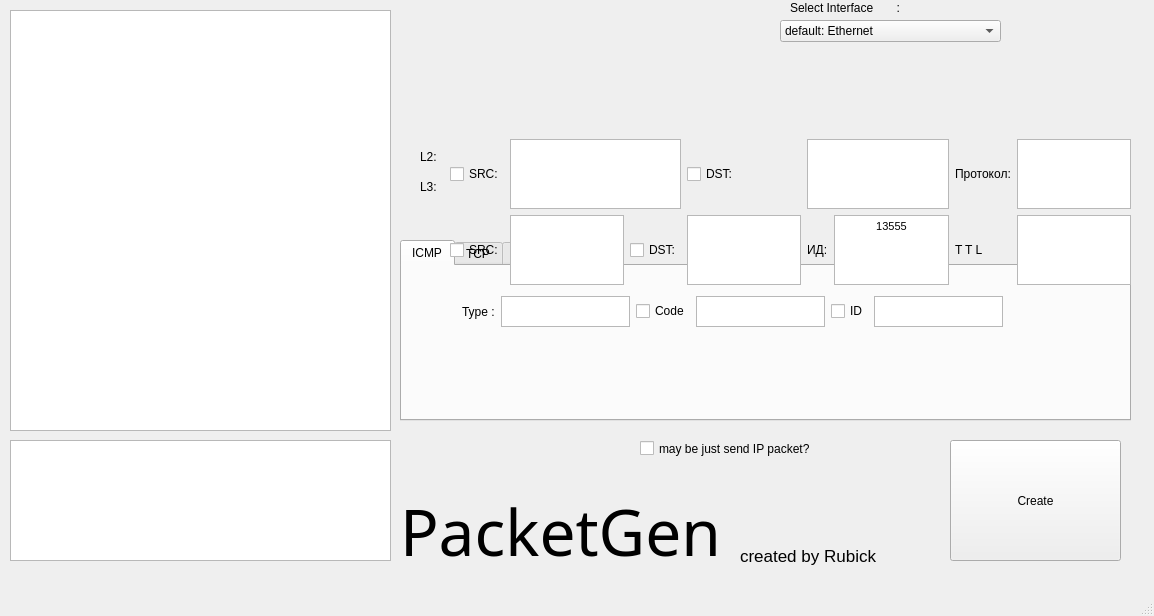
Qt form untitled.ui (killergot/PacketGen) before a commit.
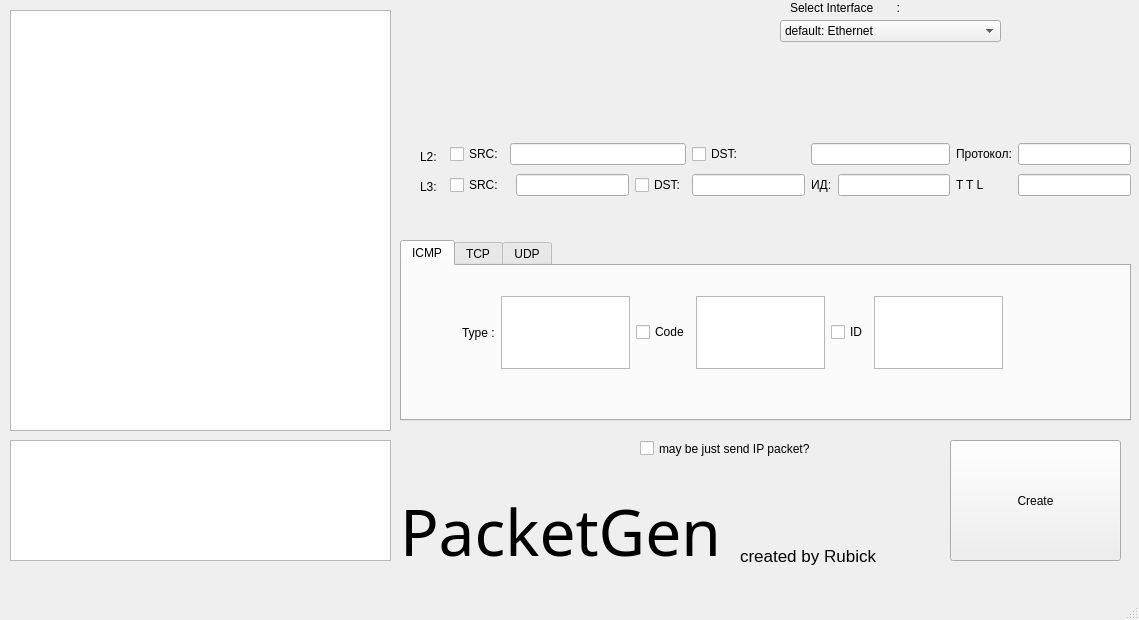
The same form after that commit. The open tabs and pages were chosen to show the change.

Diff of the .ui file:
```diff
--- a/untitled.ui
+++ b/untitled.ui
@@ -6,8 +6,8 @@
    <rect>
     <x>0</x>
     <y>0</y>
-    <width>1154</width>
-    <height>616</height>
+    <width>1139</width>
+    <height>620</height>
    </rect>
   </property>
   <property name="windowTitle">
@@ -125,7 +125,7 @@
      </rect>
     </property>
     <property name="currentIndex">
-     <number>0</number>
+     <number>1</number>
     </property>
     <widget class="QWidget" name="icmp">
      <property name="toolTip">
@@ -140,7 +140,7 @@
         <x>60</x>
         <y>30</y>
         <width>541</width>
-        <height>31</height>
+        <height>73</height>
        </rect>
       </property>
       <layout class="QGridLayout" name="icmp_layout">
@@ -155,10 +155,13 @@
         <widget class="QTextEdit" name="icmp_type_text">
          <property name="html">
           <string>&lt;!DOCTYPE HTML PUBLIC &quot;-//W3C//DTD HTML 4.0//EN&quot; &quot;http://www.w3.org/TR/REC-html40/strict.dtd&quot;&gt;
-&lt;html&gt;&lt;head&gt;&lt;meta name=&quot;qrichtext&quot; content=&quot;1&quot; /&gt;&lt;style type=&quot;text/css&quot;&gt;
+&lt;html&gt;&lt;head&gt;&lt;meta name=&quot;qrichtext&quot; content=&quot;1&quot; /&gt;&lt;meta charset=&quot;utf-8&quot; /&gt;&lt;style type=&quot;text/css&quot;&gt;
 p, li { white-space: pre-wrap; }
-&lt;/style&gt;&lt;/head&gt;&lt;body style=&quot; font-family:'MS Shell Dlg 2'; font-size:8.25pt; font-weight:400; font-style:normal;&quot;&gt;
-&lt;p align=&quot;center&quot; style=&quot;-qt-paragraph-type:empty; margin-top:0px; margin-bottom:0px; margin-left:0px; margin-right:0px; -qt-block-indent:0; text-indent:0px;&quot;&gt;&lt;br /&gt;&lt;/p&gt;&lt;/body&gt;&lt;/html&gt;</string>
+hr { height: 1px; border-width: 0; }
+li.unchecked::marker { content: &quot;\2610&quot;; }
+li.checked::marker { content: &quot;\2612&quot;; }
+&lt;/style&gt;&lt;/head&gt;&lt;body style=&quot; font-family:'Segoe UI'; font-size:9pt; font-weight:400; font-style:normal;&quot;&gt;
+&lt;p align=&quot;center&quot; style=&quot;-qt-paragraph-type:empty; margin-top:0px; margin-bottom:0px; margin-left:0px; margin-right:0px; -qt-block-indent:0; text-indent:0px; font-family:'MS Shell Dlg 2'; font-size:8.25pt;&quot;&gt;&lt;br /&gt;&lt;/p&gt;&lt;/body&gt;&lt;/html&gt;</string>
          </property>
         </widget>
        </item>
@@ -180,10 +183,13 @@
         <widget class="QTextEdit" name="icmp_id_text">
          <property name="html">
           <string>&lt;!DOCTYPE HTML PUBLIC &quot;-//W3C//DTD HTML 4.0//EN&quot; &quot;http://www.w3.org/TR/REC-html40/strict.dtd&quot;&gt;
-&lt;html&gt;&lt;head&gt;&lt;meta name=&quot;qrichtext&quot; content=&quot;1&quot; /&gt;&lt;style type=&quot;text/css&quot;&gt;
+&lt;html&gt;&lt;head&gt;&lt;meta name=&quot;qrichtext&quot; content=&quot;1&quot; /&gt;&lt;meta charset=&quot;utf-8&quot; /&gt;&lt;style type=&quot;text/css&quot;&gt;
 p, li { white-space: pre-wrap; }
-&lt;/style&gt;&lt;/head&gt;&lt;body style=&quot; font-family:'MS Shell Dlg 2'; font-size:8.25pt; font-weight:400; font-style:normal;&quot;&gt;
-&lt;p align=&quot;center&quot; style=&quot;-qt-paragraph-type:empty; margin-top:0px; margin-bottom:0px; margin-left:0px; margin-right:0px; -qt-block-indent:0; text-indent:0px;&quot;&gt;&lt;br /&gt;&lt;/p&gt;&lt;/body&gt;&lt;/html&gt;</string>
+hr { height: 1px; border-width: 0; }
+li.unchecked::marker { content: &quot;\2610&quot;; }
+li.checked::marker { content: &quot;\2612&quot;; }
+&lt;/style&gt;&lt;/head&gt;&lt;body style=&quot; font-family:'Segoe UI'; font-size:9pt; font-weight:400; font-style:normal;&quot;&gt;
+&lt;p align=&quot;center&quot; style=&quot;-qt-paragraph-type:empty; margin-top:0px; margin-bottom:0px; margin-left:0px; margin-right:0px; -qt-block-indent:0; text-indent:0px; font-family:'MS Shell Dlg 2'; font-size:8.25pt;&quot;&gt;&lt;br /&gt;&lt;/p&gt;&lt;/body&gt;&lt;/html&gt;</string>
          </property>
         </widget>
        </item>
@@ -191,10 +197,13 @@
         <widget class="QTextEdit" name="icmp_code_text">
          <property name="html">
           <string>&lt;!DOCTYPE HTML PUBLIC &quot;-//W3C//DTD HTML 4.0//EN&quot; &quot;http://www.w3.org/TR/REC-html40/strict.dtd&quot;&gt;
-&lt;html&gt;&lt;head&gt;&lt;meta name=&quot;qrichtext&quot; content=&quot;1&quot; /&gt;&lt;style type=&quot;text/css&quot;&gt;
+&lt;html&gt;&lt;head&gt;&lt;meta name=&quot;qrichtext&quot; content=&quot;1&quot; /&gt;&lt;meta charset=&quot;utf-8&quot; /&gt;&lt;style type=&quot;text/css&quot;&gt;
 p, li { white-space: pre-wrap; }
-&lt;/style&gt;&lt;/head&gt;&lt;body style=&quot; font-family:'MS Shell Dlg 2'; font-size:8.25pt; font-weight:400; font-style:normal;&quot;&gt;
-&lt;p align=&quot;center&quot; style=&quot;-qt-paragraph-type:empty; margin-top:0px; margin-bottom:0px; margin-left:0px; margin-right:0px; -qt-block-indent:0; text-indent:0px;&quot;&gt;&lt;br /&gt;&lt;/p&gt;&lt;/body&gt;&lt;/html&gt;</string>
+hr { height: 1px; border-width: 0; }
+li.unchecked::marker { content: &quot;\2610&quot;; }
+li.checked::marker { content: &quot;\2612&quot;; }
+&lt;/style&gt;&lt;/head&gt;&lt;body style=&quot; font-family:'Segoe UI'; font-size:9pt; font-weight:400; font-style:normal;&quot;&gt;
+&lt;p align=&quot;center&quot; style=&quot;-qt-paragraph-type:empty; margin-top:0px; margin-bottom:0px; margin-left:0px; margin-right:0px; -qt-block-indent:0; text-indent:0px; font-family:'MS Shell Dlg 2'; font-size:8.25pt;&quot;&gt;&lt;br /&gt;&lt;/p&gt;&lt;/body&gt;&lt;/html&gt;</string>
          </property>
         </widget>
        </item>
@@ -220,8 +229,8 @@
        <rect>
         <x>480</x>
         <y>30</y>
-        <width>201</width>
-        <height>71</height>
+        <width>208</width>
+        <height>72</height>
        </rect>
       </property>
       <layout class="QVBoxLayout" name="flags_layout">
@@ -475,26 +484,105 @@
      </widget>
     </widget>
    </widget>
-   <widget class="QWidget" name="gridLayoutWidget_2">
+   <widget class="QLabel" name="label_8">
+    <property name="geometry">
+     <rect>
+      <x>420</x>
+      <y>180</y>
+      <width>47</width>
+      <height>13</height>
+     </rect>
+    </property>
+    <property name="text">
+     <string>L3:</string>
+    </property>
+   </widget>
+   <widget class="QLabel" name="label_9">
+    <property name="geometry">
+     <rect>
+      <x>420</x>
+      <y>150</y>
+      <width>47</width>
+      <height>13</height>
+     </rect>
+    </property>
+    <property name="text">
+     <string>L2:</string>
+    </property>
+   </widget>
+   <widget class="QCheckBox" name="just_ip">
+    <property name="geometry">
+     <rect>
+      <x>640</x>
+      <y>440</y>
+      <width>231</width>
+      <height>17</height>
+     </rect>
+    </property>
+    <property name="text">
+     <string>may be just send IP packet?</string>
+    </property>
+   </widget>
+   <widget class="QWidget" name="gridLayoutWidget_3">
     <property name="geometry">
      <rect>
       <x>450</x>
-      <y>139</y>
+      <y>140</y>
       <width>681</width>
       <height>61</height>
      </rect>
     </property>
-    <layout class="QGridLayout" name="config_ip_mac">
+    <layout class="QGridLayout" name="config_ip_mac_2">
      <property name="sizeConstraint">
       <enum>QLayout::SetMinimumSize</enum>
      </property>
-     <item row="0" column="6">
-      <widget class="QLabel" name="label_2">
+     <item row="1" column="2">
+      <widget class="QLineEdit" name="ip_src_text"/>
+     </item>
+     <item row="1" column="4">
+      <widget class="QLineEdit" name="ip_dst_text">
+       <property name="text">
+        <string/>
+       </property>
+      </widget>
+     </item>
+     <item row="0" column="1" colspan="3">
+      <widget class="QLineEdit" name="mac_src_text"/>
+     </item>
+     <item row="0" column="7">
+      <widget class="QLabel" name="label_10">
        <property name="text">
         <string>Протокол:</string>
        </property>
       </widget>
      </item>
+     <item row="1" column="3">
+      <widget class="QCheckBox" name="ip_dst_box">
+       <property name="text">
+        <string>DST:</string>
+       </property>
+      </widget>
+     </item>
+     <item row="1" column="7">
+      <widget class="QLabel" name="label_13">
+       <property name="text">
+        <string>T T L</string>
+       </property>
+      </widget>
+     </item>
+     <item row="0" column="5" colspan="2">
+      <widget class="QLineEdit" name="lineEdit_3"/>
+     </item>
+     <item row="1" column="6">
+      <widget class="QLineEdit" name="ip_id_text"/>
+     </item>
+     <item row="0" column="4">
+      <widget class="QCheckBox" name="dts_mac_box">
+       <property name="text">
+        <string>DST:</string>
+       </property>
+      </widget>
+     </item>
      <item row="1" column="0">
       <widget class="QCheckBox" name="ip_src_box">
        <property name="text">
@@ -502,20 +590,6 @@
        </property>
       </widget>
      </item>
-     <item row="1" column="4">
-      <widget class="QLabel" name="label_4">
-       <property name="text">
-        <string>ИД:</string>
-       </property>
-      </widget>
-     </item>
-     <item row="1" column="2">
-      <widget class="QCheckBox" name="ip_dst_box">
-       <property name="text">
-        <string>DST:</string>
-       </property>
-      </widget>
-     </item>
      <item row="0" column="0">
       <widget class="QCheckBox" name="mac_src_box">
        <property name="text">
@@ -523,146 +597,29 @@
        </property>
       </widget>
      </item>
-     <item row="0" column="3">
-      <widget class="QCheckBox" name="dts_mac_box">
-       <property name="text">
-        <string>DST:</string>
-       </property>
-      </widget>
-     </item>
-     <item row="1" column="6">
-      <widget class="QLabel" name="label_3">
-       <property name="text">
-        <string>T T L</string>
-       </property>
-      </widget>
-     </item>
-     <item row="1" column="1">
-      <widget class="QTextEdit" name="ip_src_text">
-       <property name="html">
-        <string>&lt;!DOCTYPE HTML PUBLIC &quot;-//W3C//DTD HTML 4.0//EN&quot; &quot;http://www.w3.org/TR/REC-html40/strict.dtd&quot;&gt;
-&lt;html&gt;&lt;head&gt;&lt;meta name=&quot;qrichtext&quot; content=&quot;1&quot; /&gt;&lt;style type=&quot;text/css&quot;&gt;
-p, li { white-space: pre-wrap; }
-&lt;/style&gt;&lt;/head&gt;&lt;body style=&quot; font-family:'MS Shell Dlg 2'; font-size:8.25pt; font-weight:400; font-style:normal;&quot;&gt;
-&lt;p align=&quot;center&quot; style=&quot;-qt-paragraph-type:empty; margin-top:0px; margin-bottom:0px; margin-left:0px; margin-right:0px; -qt-block-indent:0; text-indent:0px;&quot;&gt;&lt;br /&gt;&lt;/p&gt;&lt;/body&gt;&lt;/html&gt;</string>
-       </property>
-      </widget>
-     </item>
-     <item row="1" column="3">
-      <widget class="QTextEdit" name="ip_dst_text">
-       <property name="html">
-        <string>&lt;!DOCTYPE HTML PUBLIC &quot;-//W3C//DTD HTML 4.0//EN&quot; &quot;http://www.w3.org/TR/REC-html40/strict.dtd&quot;&gt;
-&lt;html&gt;&lt;head&gt;&lt;meta name=&quot;qrichtext&quot; content=&quot;1&quot; /&gt;&lt;style type=&quot;text/css&quot;&gt;
-p, li { white-space: pre-wrap; }
-&lt;/style&gt;&lt;/head&gt;&lt;body style=&quot; font-family:'MS Shell Dlg 2'; font-size:8.25pt; font-weight:400; font-style:normal;&quot;&gt;
-&lt;p align=&quot;center&quot; style=&quot;-qt-paragraph-type:empty; margin-top:0px; margin-bottom:0px; margin-left:0px; margin-right:0px; -qt-block-indent:0; text-indent:0px;&quot;&gt;&lt;br /&gt;&lt;/p&gt;&lt;/body&gt;&lt;/html&gt;</string>
-       </property>
-      </widget>
-     </item>
      <item row="1" column="5">
-      <widget class="QTextEdit" name="ip_id_text">
-       <property name="html">
-        <string>&lt;!DOCTYPE HTML PUBLIC &quot;-//W3C//DTD HTML 4.0//EN&quot; &quot;http://www.w3.org/TR/REC-html40/strict.dtd&quot;&gt;
-&lt;html&gt;&lt;head&gt;&lt;meta name=&quot;qrichtext&quot; content=&quot;1&quot; /&gt;&lt;style type=&quot;text/css&quot;&gt;
-p, li { white-space: pre-wrap; }
-&lt;/style&gt;&lt;/head&gt;&lt;body style=&quot; font-family:'MS Shell Dlg 2'; font-size:8.25pt; font-weight:400; font-style:normal;&quot;&gt;
-&lt;p align=&quot;center&quot; style=&quot; margin-top:0px; margin-bottom:0px; margin-left:0px; margin-right:0px; -qt-block-indent:0; text-indent:0px;&quot;&gt;13555&lt;/p&gt;&lt;/body&gt;&lt;/html&gt;</string>
+      <widget class="QLabel" name="label_12">
+       <property name="text">
+        <string>ИД:</string>
        </property>
       </widget>
      </item>
-     <item row="1" column="7">
-      <widget class="QTextEdit" name="ip_ttl_text">
-       <property name="html">
-        <string>&lt;!DOCTYPE HTML PUBLIC &quot;-//W3C//DTD HTML 4.0//EN&quot; &quot;http://www.w3.org/TR/REC-html40/strict.dtd&quot;&gt;
-&lt;html&gt;&lt;head&gt;&lt;meta name=&quot;qrichtext&quot; content=&quot;1&quot; /&gt;&lt;style type=&quot;text/css&quot;&gt;
-p, li { white-space: pre-wrap; }
-&lt;/style&gt;&lt;/head&gt;&lt;body style=&quot; font-family:'MS Shell Dlg 2'; font-size:8.25pt; font-weight:400; font-style:normal;&quot;&gt;
-&lt;p align=&quot;center&quot; style=&quot;-qt-paragraph-type:empty; margin-top:0px; margin-bottom:0px; margin-left:0px; margin-right:0px; -qt-block-indent:0; text-indent:0px;&quot;&gt;&lt;br /&gt;&lt;/p&gt;&lt;/body&gt;&lt;/html&gt;</string>
-       </property>
-      </widget>
+     <item row="1" column="8">
+      <widget class="QLineEdit" name="ip_ttl_text"/>
      </item>
-     <item row="0" column="7">
-      <widget class="QTextEdit" name="mac_proto_text">
-       <property name="html">
-        <string>&lt;!DOCTYPE HTML PUBLIC &quot;-//W3C//DTD HTML 4.0//EN&quot; &quot;http://www.w3.org/TR/REC-html40/strict.dtd&quot;&gt;
-&lt;html&gt;&lt;head&gt;&lt;meta name=&quot;qrichtext&quot; content=&quot;1&quot; /&gt;&lt;style type=&quot;text/css&quot;&gt;
-p, li { white-space: pre-wrap; }
-&lt;/style&gt;&lt;/head&gt;&lt;body style=&quot; font-family:'MS Shell Dlg 2'; font-size:8.25pt; font-weight:400; font-style:normal;&quot;&gt;
-&lt;p align=&quot;center&quot; style=&quot;-qt-paragraph-type:empty; margin-top:0px; margin-bottom:0px; margin-left:0px; margin-right:0px; -qt-block-indent:0; text-indent:0px;&quot;&gt;&lt;br /&gt;&lt;/p&gt;&lt;/body&gt;&lt;/html&gt;</string>
-       </property>
-      </widget>
-     </item>
-     <item row="0" column="4" colspan="2">
-      <widget class="QTextEdit" name="mac_dst_text">
-       <property name="html">
-        <string>&lt;!DOCTYPE HTML PUBLIC &quot;-//W3C//DTD HTML 4.0//EN&quot; &quot;http://www.w3.org/TR/REC-html40/strict.dtd&quot;&gt;
-&lt;html&gt;&lt;head&gt;&lt;meta name=&quot;qrichtext&quot; content=&quot;1&quot; /&gt;&lt;style type=&quot;text/css&quot;&gt;
-p, li { white-space: pre-wrap; }
-&lt;/style&gt;&lt;/head&gt;&lt;body style=&quot; font-family:'MS Shell Dlg 2'; font-size:8.25pt; font-weight:400; font-style:normal;&quot;&gt;
-&lt;p align=&quot;center&quot; style=&quot;-qt-paragraph-type:empty; margin-top:0px; margin-bottom:0px; margin-left:0px; margin-right:0px; -qt-block-indent:0; text-indent:0px;&quot;&gt;&lt;br /&gt;&lt;/p&gt;&lt;/body&gt;&lt;/html&gt;</string>
-       </property>
-      </widget>
-     </item>
-     <item row="0" column="1" colspan="2">
-      <widget class="QTextEdit" name="mac_src_text">
-       <property name="html">
-        <string>&lt;!DOCTYPE HTML PUBLIC &quot;-//W3C//DTD HTML 4.0//EN&quot; &quot;http://www.w3.org/TR/REC-html40/strict.dtd&quot;&gt;
-&lt;html&gt;&lt;head&gt;&lt;meta name=&quot;qrichtext&quot; content=&quot;1&quot; /&gt;&lt;style type=&quot;text/css&quot;&gt;
-p, li { white-space: pre-wrap; }
-&lt;/style&gt;&lt;/head&gt;&lt;body style=&quot; font-family:'MS Shell Dlg 2'; font-size:8.25pt; font-weight:400; font-style:normal;&quot;&gt;
-&lt;p align=&quot;center&quot; style=&quot;-qt-paragraph-type:empty; margin-top:0px; margin-bottom:0px; margin-left:0px; margin-right:0px; -qt-block-indent:0; text-indent:0px;&quot;&gt;&lt;br /&gt;&lt;/p&gt;&lt;/body&gt;&lt;/html&gt;</string>
-       </property>
-      </widget>
+     <item row="0" column="8">
+      <widget class="QLineEdit" name="mac_proto_text"/>
      </item>
     </layout>
    </widget>
-   <widget class="QLabel" name="label_8">
-    <property name="geometry">
-     <rect>
-      <x>420</x>
-      <y>180</y>
-      <width>47</width>
-      <height>13</height>
-     </rect>
-    </property>
-    <property name="text">
-     <string>L3:</string>
-    </property>
-   </widget>
-   <widget class="QLabel" name="label_9">
-    <property name="geometry">
-     <rect>
-      <x>420</x>
-      <y>150</y>
-      <width>47</width>
-      <height>13</height>
-     </rect>
-    </property>
-    <property name="text">
-     <string>L2:</string>
-    </property>
-   </widget>
-   <widget class="QCheckBox" name="just_ip">
-    <property name="geometry">
-     <rect>
-      <x>640</x>
-      <y>440</y>
-      <width>231</width>
-      <height>17</height>
-     </rect>
-    </property>
-    <property name="text">
-     <string>may be just send IP packet?</string>
-    </property>
-   </widget>
   </widget>
   <widget class="QMenuBar" name="menubar">
    <property name="geometry">
     <rect>
      <x>0</x>
      <y>0</y>
-     <width>1154</width>
-     <height>21</height>
+     <width>1139</width>
+     <height>22</height>
     </rect>
    </property>
   </widget>
```
